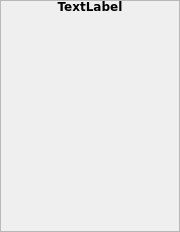
The window that imagen.ui (pacol85/buscador) describes before a commit, drawn with Qt 5.
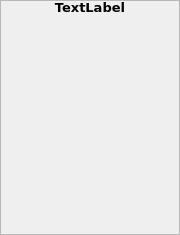
The same window after the commit.

```diff
--- a/imagen.ui
+++ b/imagen.ui
@@ -7,7 +7,7 @@
     <x>0</x>
     <y>0</y>
     <width>180</width>
-    <height>232</height>
+    <height>235</height>
    </rect>
   </property>
   <property name="windowTitle">
@@ -23,7 +23,7 @@
    <property name="geometry">
     <rect>
      <x>0</x>
-     <y>12</y>
+     <y>15</y>
      <width>180</width>
      <height>180</height>
     </rect>
@@ -36,7 +36,7 @@
    <property name="geometry">
     <rect>
      <x>0</x>
-     <y>192</y>
+     <y>195</y>
      <width>180</width>
      <height>40</height>
     </rect>
@@ -60,13 +60,13 @@
      <x>0</x>
      <y>0</y>
      <width>180</width>
-     <height>12</height>
+     <height>15</height>
     </rect>
    </property>
    <property name="font">
     <font>
      <family>Verdana</family>
-     <pointsize>9</pointsize>
+     <pointsize>10</pointsize>
      <weight>75</weight>
      <bold>true</bold>
     </font>
```
